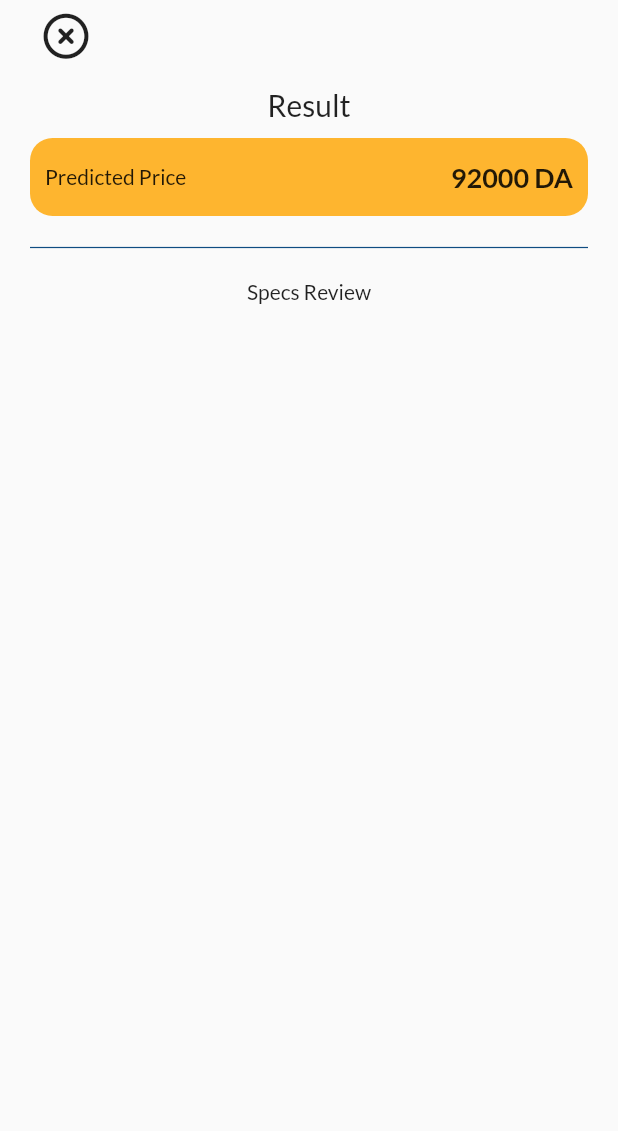
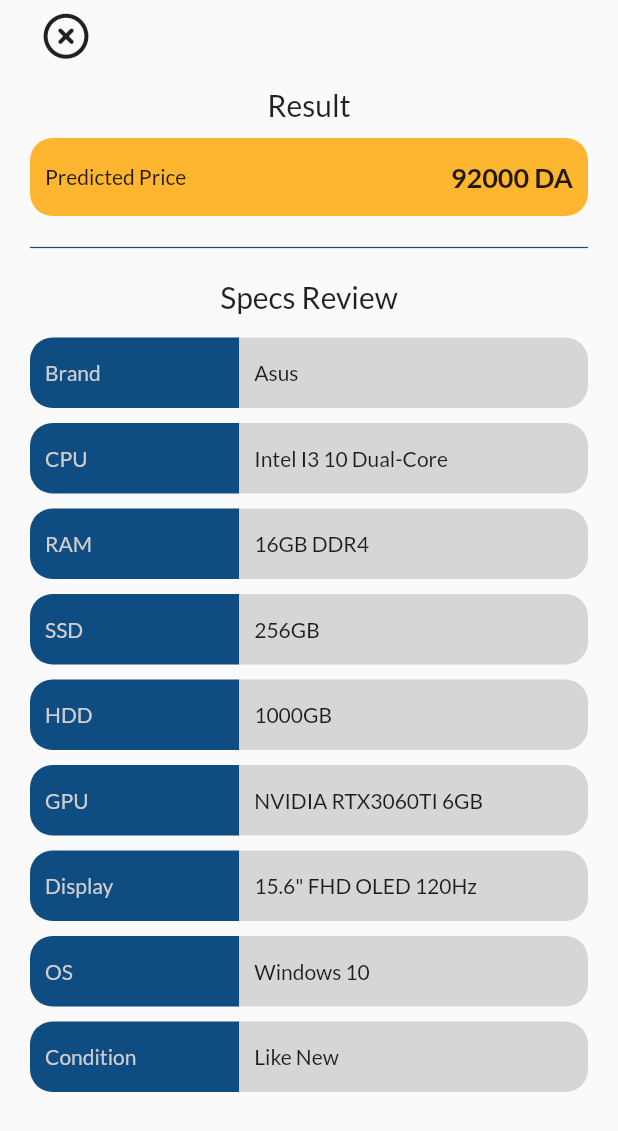
Before and after one commit to Mohamed-Ararr/Price-Mentor-App, a Flutter app: the ResultViewBody screen opened directly, on a phone screen of 412 x 824 dp. Shown: the top 1131 px of the screen. Run offline on Flutter 3.47's test engine with Material 2 defaults, Android fonts, the phone set to English and light mode, and no system bars; our stand-ins replace dropdown_search, font_awesome_flutter, go_router.

Commit message:
build result screen v1.0 done

```diff
--- a/lib/Features/ResultScreen/Presentation/Widgets/ResultViewBody.dart
+++ b/lib/Features/ResultScreen/Presentation/Widgets/ResultViewBody.dart
@@ -3,6 +3,8 @@
 import "package:flutter/material.dart";
 import "package:pricementor/Core/font%20options/fonts.dart";
 import "package:pricementor/Features/ResultScreen/Presentation/Widgets/ResultViewAppBar.dart";
+import "package:pricementor/Features/ResultScreen/Presentation/Widgets/SpecAndValue.dart";
+import "package:pricementor/Features/ResultScreen/Presentation/Widgets/resultWidget.dart";
 import "package:pricementor/constValues.dart";
 
 class ResultViewBody extends StatelessWidget {
@@ -17,33 +19,36 @@
           child: SingleChildScrollView(
             child: Column(
               children: [
-                ResultViewAppBar(),
+                const ResultViewAppBar(),
                 const SizedBox(height: 10),
                 Text("Result", style: Fonts.regularTitle),
                 const SizedBox(height: 10),
-                Container(
-                  padding:
-                      const EdgeInsets.symmetric(vertical: 15, horizontal: 10),
-                  decoration: BoxDecoration(
-                    color: kOrangeColor,
-                    borderRadius: kBorderRadius,
-                  ),
-                  child: Row(
-                    mainAxisAlignment: MainAxisAlignment.spaceBetween,
-                    children: [
-                      Text("Predicted Price"),
-                      Text("92000 DA", style: Fonts.priceFont),
-                    ],
-                  ),
-                ),
+                const ResultWidget(),
                 const SizedBox(height: 20),
-                Divider(
-                  color: kBlueColor,
-                  height: 2,
-                  thickness: 0.8,
-                ),
+                Divider(color: kBlueColor, height: 2, thickness: 0.8),
                 const SizedBox(height: 20),
-                Text("Specs Review"),
+                Text("Specs Review", style: Fonts.regularTitle),
+                const SizedBox(height: 15),
+                const SpecAndValue(spec: "Brand", specValue: "Asus"),
+                const SizedBox(height: 10),
+                const SpecAndValue(
+                    spec: "CPU", specValue: "Intel I3 10 Dual-Core"),
+                const SizedBox(height: 10),
+                const SpecAndValue(spec: "RAM", specValue: "16GB DDR4"),
+                const SizedBox(height: 10),
+                const SpecAndValue(spec: "SSD", specValue: "256GB"),
+                const SizedBox(height: 10),
+                const SpecAndValue(spec: "HDD", specValue: "1000GB"),
+                const SizedBox(height: 10),
+                const SpecAndValue(
+                    spec: "GPU", specValue: "NVIDIA RTX3060TI 6GB"),
+                const SizedBox(height: 10),
+                const SpecAndValue(
+                    spec: "Display", specValue: "15.6\" FHD OLED 120Hz"),
+                const SizedBox(height: 10),
+                const SpecAndValue(spec: "OS", specValue: "Windows 10"),
+                const SizedBox(height: 10),
+                const SpecAndValue(spec: "Condition", specValue: "Like New"),
                 const SizedBox(height: 10),
               ],
             ),
--- /dev/null
+++ b/lib/Features/ResultScreen/Presentation/Widgets/SpecAndValue.dart
@@ -0,0 +1,49 @@
+// ignore_for_file: file_names
+
+import 'package:flutter/material.dart';
+import 'package:pricementor/Core/font%20options/fonts.dart';
+
+import '../../../../constValues.dart';
+
+class SpecAndValue extends StatelessWidget {
+  const SpecAndValue({super.key, required this.spec, required this.specValue});
+
+  final String spec;
+  final String specValue;
+
+  @override
+  Widget build(BuildContext context) {
+    return Row(
+      children: [
+        Expanded(
+          flex: 3,
+          child: Container(
+            padding: const EdgeInsets.symmetric(vertical: 15, horizontal: 10),
+            decoration: BoxDecoration(
+              color: kBlueColor,
+              borderRadius: const BorderRadius.only(
+                topLeft: Radius.circular(15),
+                bottomLeft: Radius.circular(15),
+              ),
+            ),
+            child: Text(spec, style: Fonts.smallSlang),
+          ),
+        ),
+        Expanded(
+          flex: 5,
+          child: Container(
+            padding: const EdgeInsets.symmetric(vertical: 15, horizontal: 10),
+            decoration: BoxDecoration(
+              color: kGreyColor,
+              borderRadius: const BorderRadius.only(
+                topRight: Radius.circular(15),
+                bottomRight: Radius.circular(15),
+              ),
+            ),
+            child: Text(specValue),
+          ),
+        ),
+      ],
+    );
+  }
+}
--- /dev/null
+++ b/lib/Features/ResultScreen/Presentation/Widgets/resultWidget.dart
@@ -0,0 +1,28 @@
+// ignore_for_file: file_names
+
+import 'package:flutter/material.dart';
+
+import '../../../../Core/font options/fonts.dart';
+import '../../../../constValues.dart';
+
+class ResultWidget extends StatelessWidget {
+  const ResultWidget({super.key});
+
+  @override
+  Widget build(BuildContext context) {
+    return Container(
+      padding: const EdgeInsets.symmetric(vertical: 15, horizontal: 10),
+      decoration: BoxDecoration(
+        color: kOrangeColor,
+        borderRadius: kBorderRadius,
+      ),
+      child: Row(
+        mainAxisAlignment: MainAxisAlignment.spaceBetween,
+        children: [
+          const Text("Predicted Price"),
+          Text("92000 DA", style: Fonts.priceFont),
+        ],
+      ),
+    );
+  }
+}
```
